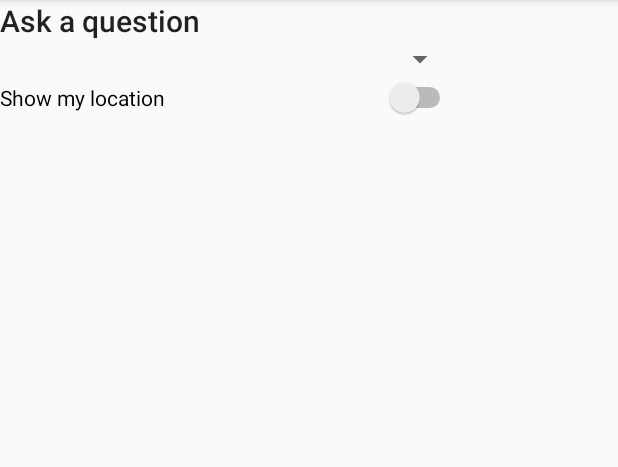
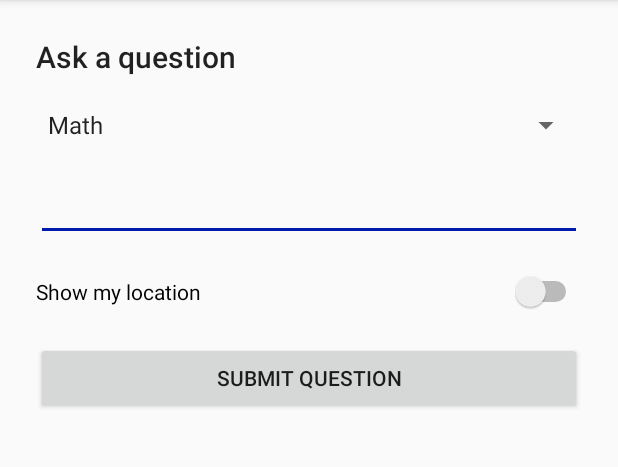
Before and after one commit to eburlingame/TutorVersity, an Android app: the AddQuestion screen opened directly, with no data from a screen before it, on a phone screen of 412 x 824 dp, the part 84-551 px from its top. Run offline under Robolectric (Android 15) with nearby library versions, the phone set to English and light mode, and no system bars.

Commit message:
Updates to add question activity

```diff
--- a/app/src/main/res/layout/activity_add_question.xml
+++ b/app/src/main/res/layout/activity_add_question.xml
@@ -7,15 +7,19 @@
     tools:context="com.example.eric.tutorversity.AddQuestion">
 
     <LinearLayout
-        android:layout_width="304dp"
-        android:layout_height="0dp"
+        android:layout_width="0dp"
+        android:layout_height="wrap_content"
         android:orientation="vertical"
-        tools:layout_editor_absoluteX="8dp"
-        tools:layout_editor_absoluteY="8dp">
+        android:layout_marginRight="24dp"
+        app:layout_constraintRight_toRightOf="parent"
+        android:layout_marginLeft="24dp"
+        app:layout_constraintLeft_toLeftOf="parent"
+        app:layout_constraintTop_toTopOf="parent"
+        android:layout_marginTop="24dp">
 
         <TextView
             android:id="@+id/textView3"
-            android:layout_width="wrap_content"
+            android:layout_width="match_parent"
             android:layout_height="wrap_content"
             android:layout_weight="1"
             android:text="Ask a question"
@@ -25,13 +29,36 @@
             android:id="@+id/spinner"
             android:layout_width="match_parent"
             android:layout_height="wrap_content"
-            android:layout_weight="1" />
+            android:layout_marginBottom="20dp"
+            android:layout_marginTop="20dp"
+            android:layout_weight="1"
+            android:entries="@array/subjects_array" />
+
+        <EditText
+            android:id="@+id/editText"
+            android:layout_width="match_parent"
+            android:layout_height="wrap_content"
+            android:layout_weight="1"
+            android:ems="10"
+            android:inputType="textMultiLine" />
 
         <Switch
             android:id="@+id/switchShowLocation"
             android:layout_width="match_parent"
             android:layout_height="wrap_content"
+            android:layout_marginBottom="20dp"
+            android:layout_marginTop="20dp"
             android:text="Show my location " />
+
+        <Button
+            android:id="@+id/btnSubmitQuestion"
+            android:layout_width="match_parent"
+            android:layout_height="wrap_content"
+            android:layout_weight="1"
+            android:text="Submit question"
+            tools:layout_editor_absoluteX="54dp"
+            tools:layout_editor_absoluteY="202dp" />
+
     </LinearLayout>
 
 </android.support.constraint.ConstraintLayout>
--- a/app/src/main/res/layout/app_bar_student_dashboard.xml
+++ b/app/src/main/res/layout/app_bar_student_dashboard.xml
@@ -9,7 +9,7 @@
 
     <android.support.design.widget.AppBarLayout
         android:layout_width="match_parent"
-        android:layout_height="wrap_content"
+        android:layout_height="match_parent"
         android:background="#07000000"
         android:theme="@style/AppTheme.AppBarOverlay">
 
@@ -22,7 +22,7 @@
 
         <LinearLayout
             android:layout_width="match_parent"
-            android:layout_height="match_parent"
+            android:layout_height="wrap_content"
             android:layout_marginLeft="20dp"
             android:layout_marginRight="20dp"
             android:layout_marginTop="20dp"
--- a/app/src/main/res/values/strings.xml
+++ b/app/src/main/res/values/strings.xml
@@ -26,9 +26,5 @@
         <item>Physics</item>
         <item>Chemistry</item>
         <item>English</item>
-        <item></item>
-        <item>Saturn</item>
-        <item>Uranus</item>
-        <item>Neptune</item>
     </string-array>
 </resources>
```
